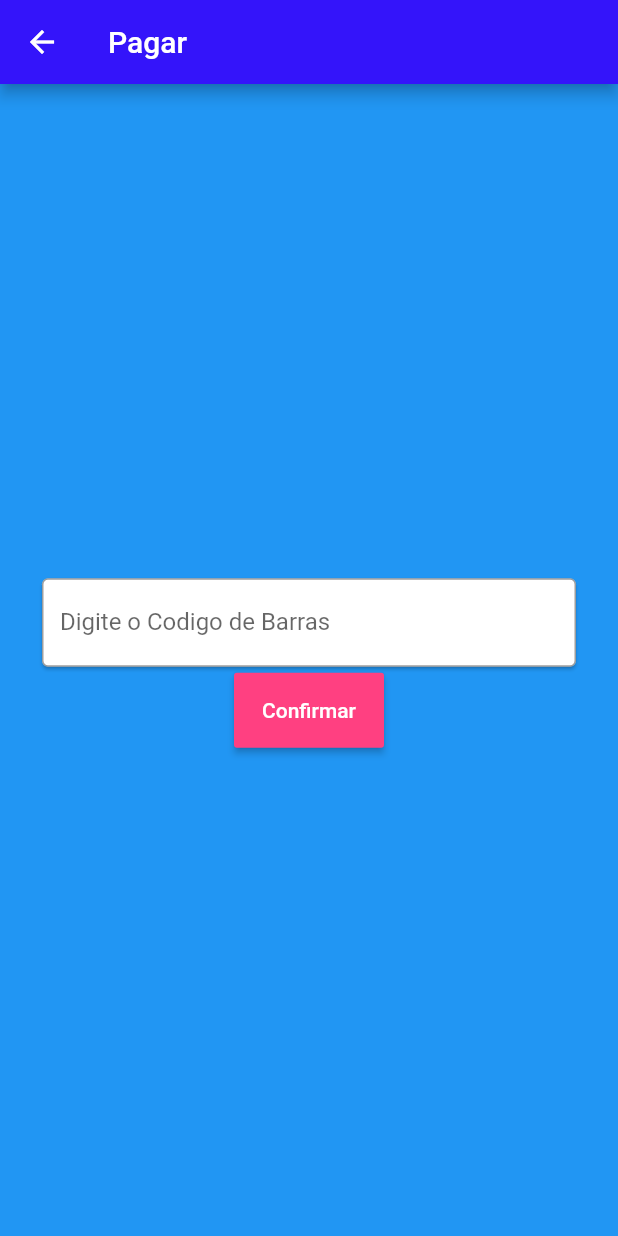
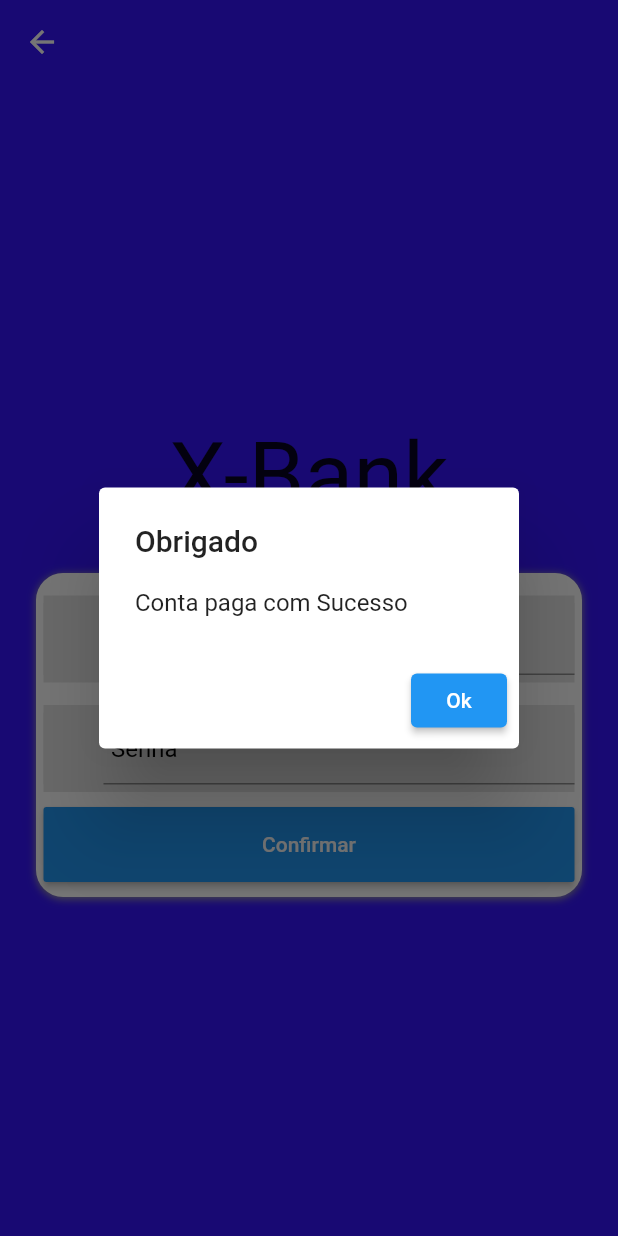
Before and after one commit to GuilhermeOrtizAluno/X-Bank, a Flutter app: the Pay screen opened directly, after a tap on "Confirmar", on a phone screen of 412 x 824 dp. Run offline on Flutter 3.47's test engine with Material 2 defaults, Android fonts, the phone set to English and light mode, and no system bars.

Commit message:
arrumando pay Nicholas

```diff
--- a/lib/screens/pay.dart
+++ b/lib/screens/pay.dart
@@ -1,54 +1,90 @@
 import 'package:flutter/cupertino.dart';
 import 'package:flutter/material.dart';
+import 'package:flutter_application_1/widgets/input_field.dart';
+
+import 'home.dart';
 
 class Pay extends StatelessWidget {
   @override
   Widget build(BuildContext context) {
     return Scaffold(
-      backgroundColor: Colors.blue,
       appBar: AppBar(
-        title: Text("Pagar"),
+        backgroundColor: Color.fromRGBO(52, 20, 250, 1),
+        foregroundColor: Color.fromRGBO(52, 20, 250, 1),
+        elevation: 0,
       ),
+      body: Scaffold(
           body: Container(
-        margin: EdgeInsets.symmetric(horizontal: 24),
+              width: MediaQuery.of(context).size.width,
+              height: MediaQuery.of(context).size.height,
+              color: Color.fromRGBO(52, 20, 250, 1),
               child: Center(
                 child: Column(
                     crossAxisAlignment: CrossAxisAlignment.center,
                     mainAxisAlignment: MainAxisAlignment.center,
                     children: <Widget>[
-              Card(
+                      Text(
+                        "X-Bank",
+                        style: TextStyle(fontSize: 60),
+                      ),
+                      SizedBox(height: 30),
+                      Container(
+                        width: MediaQuery.of(context).size.width,
+                        margin: EdgeInsets.symmetric(horizontal: 24),
+                        decoration: BoxDecoration(
+                          //quadrado branco
                           color: Colors.white,
+                          borderRadius: BorderRadius.circular(18.0),
+                          boxShadow: <BoxShadow>[
+                            BoxShadow(
+                                color: Colors.grey,
+                                blurRadius: 4.0,
+                                offset: Offset(0.0, 0.75))
+                          ],
+                        ),
+                        padding: EdgeInsets.all(5.0),
                         child: Column(
-                  crossAxisAlignment: CrossAxisAlignment.center,
                           children: <Widget>[
-                    TextField(
-                      cursorColor: Colors.white,
-                      decoration: InputDecoration(
-                        border: OutlineInputBorder(),
-                        labelText: 'Digite o Codigo de Barras',
+                            Container(
+                              margin: EdgeInsets.only(top: 10, bottom: 5),
+                              color: Color.fromRGBO(229, 229, 229, 1),
+                              child: InputField(
+                                hint: "Codigo de Barras",
+                                obscure: false,
                               ),
-                      onSubmitted: (String value) async {
-                        await showDialog<void>(
-                          context: context,
-                          builder: (BuildContext context) {
-                            return AlertDialog(
-                              title: const Text('Digite sua Senha'),
-                              content: TextField(
-                                decoration: InputDecoration(
-                                  border: OutlineInputBorder(),
-                                  labelText: 'Digite sua Senha',
                             ),
-                                onSubmitted: (String value) async {
-                                  await showDialog<void>(
+                            Container(
+                              margin: EdgeInsets.only(top: 10, bottom: 5),
+                              color: Color.fromRGBO(229, 229, 229, 1),
+                              child: InputField(
+                                hint: "Senha",
+                                obscure: true,
+                              ),
+                            ),
+                            Container(
+                              margin: EdgeInsets.symmetric(vertical: 5),
+                              child: StreamBuilder<bool>(
+                                  builder: (context, snapshot) {
+                                return SizedBox(
+                                  height: 50,
+                                  width: MediaQuery.of(context).size.width,
+                                  child: RaisedButton(
+                                      color: Colors.blue,
+                                      child: Text("Confirmar"),
+                                      onPressed: () {
+                                        showDialog(
                                           context: context,
                                           builder: (BuildContext context) {
                                             return AlertDialog(
                                               title: const Text("Obrigado"),
-                                        content: Text("Conta paga com Sucesso"),
+                                              content: Text(
+                                                  "Conta paga com Sucesso"),
                                               actions: <Widget>[
                                                 ElevatedButton(
                                                   onPressed: () {
-                                              Navigator.pop(context);
+                                                    Navigator.pushReplacement(context,
+                                                      MaterialPageRoute(builder: (context) => Home())
+                                                    );
                                                   },
                                                   child: const Text("Ok"),
                                                 ),
@@ -57,38 +93,6 @@ class Pay extends StatelessWidget {
                                           },
                                         );
                                       },
-                              ),
-                              actions: <Widget>[
-                                ElevatedButton(
-                                  onPressed: () {
-                                    Navigator.pop(context);
-                                  },
-                                  child: const Text('Confirmar'),
-                                ),
-                                ElevatedButton(
-                                  onPressed: () {
-                                    Navigator.pop(context);
-                                  },
-                                  child: const Text('Sair'),
-                                ),
-                              ],
-                            );
-                          },
-                        );
-                      },
-                    ),
-                  ],
-                ),
-              ),
-              Container(
-                child: StreamBuilder<bool>(builder: (context, snapshot) {
-                  return SizedBox(
-                    height: 50,
-                    width: 100,
-                    child: RaisedButton(
-                        color: Colors.pinkAccent,
-                        child: Text("Confirmar"),
-                        onPressed: () {},
                                       textColor: Colors.white,
                                       disabledColor: Colors.grey),
                                 );
@@ -96,8 +100,9 @@ class Pay extends StatelessWidget {
                             ),
                           ],
                         ),
-        ),
-      ),
+                      )
+                    ]),
+              ))),
     );
   }
 }
```
Lines whose indentation alone changed are shown as unchanged.
